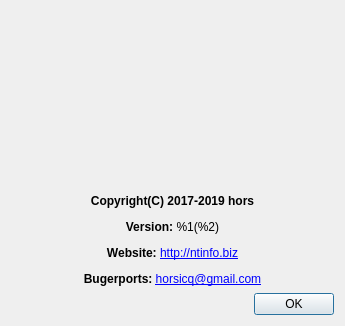
Old version of the form gui_source/dialogabout.ui in the repository horsicq/XOpcodeCalc.
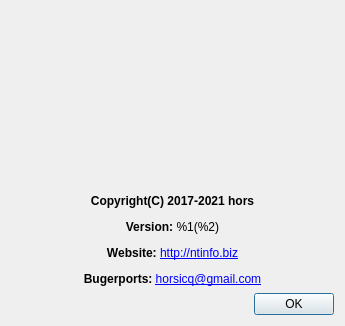
New version of the form. Icons and pictures are not drawn.

The edit to the form file:
```diff
--- a/gui_source/dialogabout.ui
+++ b/gui_source/dialogabout.ui
@@ -54,7 +54,7 @@
    <item>
     <widget class="QLabel" name="labelInfo">
      <property name="text">
-      <string>&lt;html&gt;&lt;head/&gt;&lt;body&gt;&lt;p align=&quot;center&quot;&gt;&lt;span style=&quot; font-weight:600;&quot;&gt;Copyright(C) 2017-2019 hors&lt;/span&gt;&lt;/p&gt;&lt;p align=&quot;center&quot;&gt;&lt;span style=&quot; font-weight:600;&quot;&gt;Version: &lt;/span&gt;%1(%2)&lt;/p&gt;&lt;p align=&quot;center&quot;&gt;&lt;span style=&quot; font-weight:600;&quot;&gt;Website: &lt;/span&gt;&lt;a href=&quot;http://ntinfo.biz&quot;&gt;&lt;span style=&quot; text-decoration: underline; color:#0000ff;&quot;&gt;http://ntinfo.biz&lt;/span&gt;&lt;/a&gt;&lt;/p&gt;&lt;p align=&quot;center&quot;&gt;&lt;span style=&quot; font-weight:600;&quot;&gt;Bugerports: &lt;/span&gt;&lt;a href=&quot;mailto:horsicq@gmail.com&quot;&gt;&lt;span style=&quot; text-decoration: underline; color:#0000ff;&quot;&gt;horsicq@gmail.com&lt;/span&gt;&lt;/a&gt;&lt;/p&gt;&lt;/body&gt;&lt;/html&gt;</string>
+      <string>&lt;html&gt;&lt;head/&gt;&lt;body&gt;&lt;p align=&quot;center&quot;&gt;&lt;span style=&quot; font-weight:600;&quot;&gt;Copyright(C) 2017-2021 hors&lt;/span&gt;&lt;/p&gt;&lt;p align=&quot;center&quot;&gt;&lt;span style=&quot; font-weight:600;&quot;&gt;Version: &lt;/span&gt;%1(%2)&lt;/p&gt;&lt;p align=&quot;center&quot;&gt;&lt;span style=&quot; font-weight:600;&quot;&gt;Website: &lt;/span&gt;&lt;a href=&quot;http://ntinfo.biz&quot;&gt;&lt;span style=&quot; text-decoration: underline; color:#0000ff;&quot;&gt;http://ntinfo.biz&lt;/span&gt;&lt;/a&gt;&lt;/p&gt;&lt;p align=&quot;center&quot;&gt;&lt;span style=&quot; font-weight:600;&quot;&gt;Bugerports: &lt;/span&gt;&lt;a href=&quot;mailto:horsicq@gmail.com&quot;&gt;&lt;span style=&quot; text-decoration: underline; color:#0000ff;&quot;&gt;horsicq@gmail.com&lt;/span&gt;&lt;/a&gt;&lt;/p&gt;&lt;/body&gt;&lt;/html&gt;</string>
      </property>
      <property name="openExternalLinks">
       <bool>true</bool>
```
